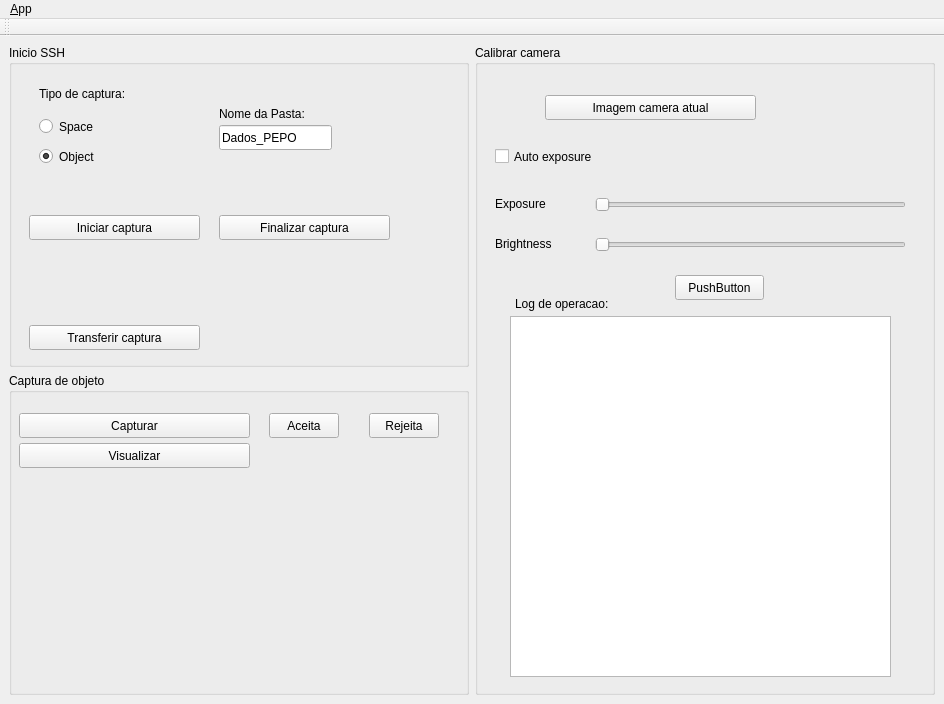
Qt form programinha/ui/main_window.ui (viniciusvidal2/PEPO_antigo) before a commit.
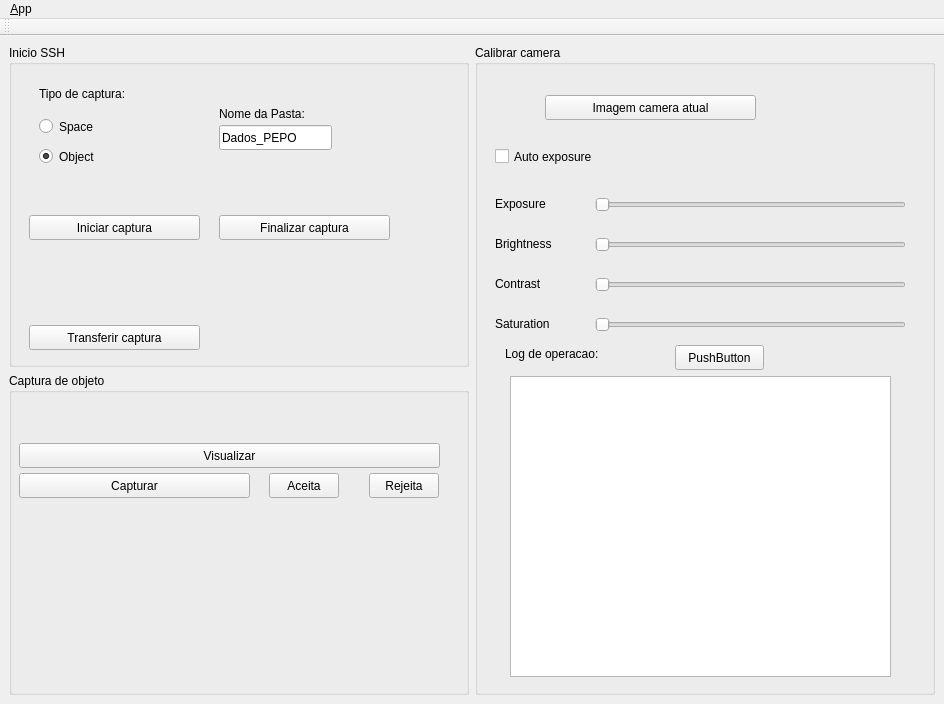
The same form after that commit. Icons and pictures are not drawn.

The edit to the form file:
```diff
--- a/programinha/ui/main_window.ui
+++ b/programinha/ui/main_window.ui
@@ -150,7 +150,7 @@
          <property name="geometry">
           <rect>
            <x>10</x>
-           <y>40</y>
+           <y>100</y>
            <width>231</width>
            <height>25</height>
           </rect>
@@ -164,7 +164,7 @@
           <rect>
            <x>10</x>
            <y>70</y>
-           <width>231</width>
+           <width>421</width>
            <height>25</height>
           </rect>
          </property>
@@ -176,7 +176,7 @@
          <property name="geometry">
           <rect>
            <x>360</x>
-           <y>40</y>
+           <y>100</y>
            <width>70</width>
            <height>25</height>
           </rect>
@@ -189,7 +189,7 @@
          <property name="geometry">
           <rect>
            <x>260</x>
-           <y>40</y>
+           <y>100</y>
            <width>70</width>
            <height>25</height>
           </rect>
@@ -289,17 +289,17 @@
        <property name="geometry">
         <rect>
          <x>35</x>
-         <y>271</y>
+         <y>331</y>
          <width>381</width>
-         <height>361</height>
+         <height>301</height>
         </rect>
        </property>
       </widget>
       <widget class="QLabel" name="label">
        <property name="geometry">
         <rect>
-         <x>40</x>
-         <y>250</y>
+         <x>30</x>
+         <y>300</y>
          <width>131</width>
          <height>17</height>
         </rect>
@@ -312,7 +312,7 @@
        <property name="geometry">
         <rect>
          <x>200</x>
-         <y>230</y>
+         <y>300</y>
          <width>89</width>
          <height>25</height>
         </rect>
@@ -321,6 +321,58 @@
         <string>PushButton</string>
        </property>
       </widget>
+      <widget class="QLabel" name="label_contrast">
+       <property name="geometry">
+        <rect>
+         <x>20</x>
+         <y>230</y>
+         <width>81</width>
+         <height>17</height>
+        </rect>
+       </property>
+       <property name="text">
+        <string>Contrast</string>
+       </property>
+      </widget>
+      <widget class="QSlider" name="horizontalSlider_contrast">
+       <property name="geometry">
+        <rect>
+         <x>120</x>
+         <y>230</y>
+         <width>311</width>
+         <height>20</height>
+        </rect>
+       </property>
+       <property name="orientation">
+        <enum>Qt::Horizontal</enum>
+       </property>
+      </widget>
+      <widget class="QSlider" name="horizontalSlider_saturation">
+       <property name="geometry">
+        <rect>
+         <x>120</x>
+         <y>270</y>
+         <width>311</width>
+         <height>20</height>
+        </rect>
+       </property>
+       <property name="orientation">
+        <enum>Qt::Horizontal</enum>
+       </property>
+      </widget>
+      <widget class="QLabel" name="label_saturation">
+       <property name="geometry">
+        <rect>
+         <x>20</x>
+         <y>270</y>
+         <width>81</width>
+         <height>17</height>
+        </rect>
+       </property>
+       <property name="text">
+        <string>Saturation</string>
+       </property>
+      </widget>
      </widget>
     </item>
    </layout>
```
